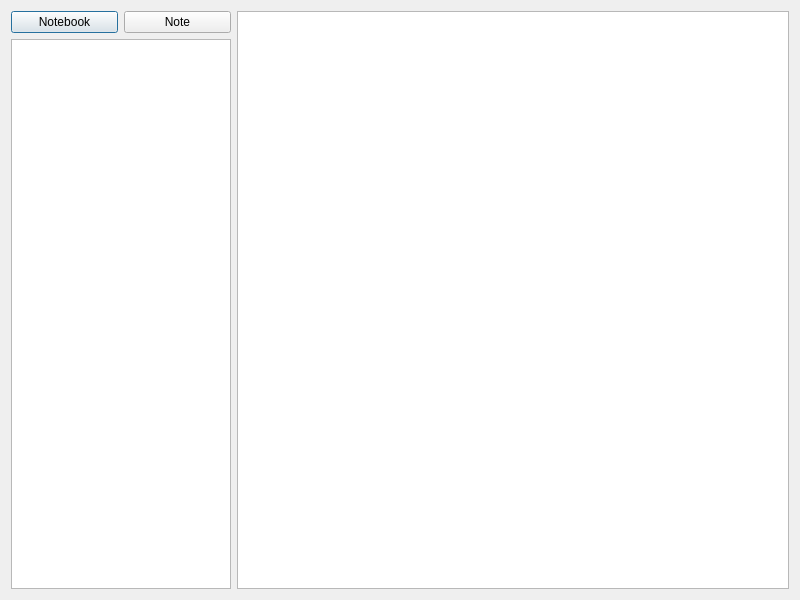
Qt form everpad/interface/list.ui (nvbn/everpad) before a commit.
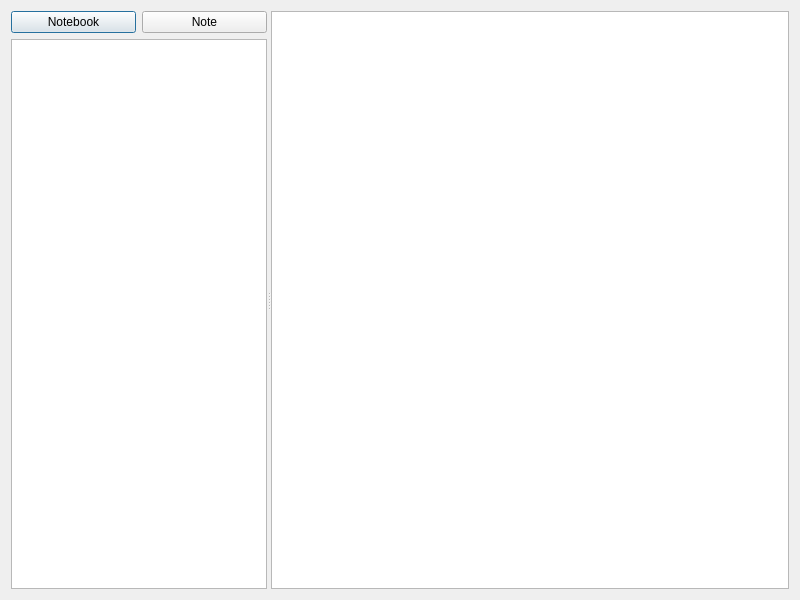
The same form after that commit. Custom widgets are drawn as their Qt base class.

Commit message:
Use a QSplitter between the notebook list and the notes list
Allow the user to resize the width of the lists.

This change sets the notebook list to Expanding and removes the
max-width limitation, but sets the horizontal stretch to 1 on the
notes list so the views expand nicely when resizing the main window

Diff of the .ui file:
```diff
--- a/everpad/interface/list.ui
+++ b/everpad/interface/list.ui
@@ -18,8 +18,14 @@
   </property>
   <layout class="QVBoxLayout" name="verticalLayout">
    <item>
-    <layout class="QHBoxLayout" name="horizontalLayout">
-     <item>
+    <widget class="QSplitter" name="splitter">
+     <property name="orientation">
+      <enum>Qt::Horizontal</enum>
+     </property>
+     <property name="childrenCollapsible">
+      <bool>false</bool>
+     </property>
+     <widget class="QWidget" name="layoutWidget">
       <layout class="QVBoxLayout" name="verticalLayout_2">
        <property name="sizeConstraint">
         <enum>QLayout::SetMinimumSize</enum>
@@ -53,18 +59,18 @@
        </item>
        <item>
         <widget class="EverpadTreeView" name="notebooksList">
+         <property name="sizePolicy">
+          <sizepolicy hsizetype="Preferred" vsizetype="Expanding">
+           <horstretch>0</horstretch>
+           <verstretch>0</verstretch>
+          </sizepolicy>
+         </property>
          <property name="minimumSize">
           <size>
            <width>200</width>
            <height>0</height>
           </size>
          </property>
-         <property name="maximumSize">
-          <size>
-           <width>220</width>
-           <height>16777215</height>
-          </size>
-         </property>
          <property name="editTriggers">
           <set>QAbstractItemView::NoEditTriggers</set>
          </property>
@@ -74,9 +80,20 @@
         </widget>
        </item>
       </layout>
-     </item>
-     <item>
+     </widget>
       <widget class="QTreeView" name="notesList">
+      <property name="sizePolicy">
+       <sizepolicy hsizetype="Expanding" vsizetype="Expanding">
+        <horstretch>1</horstretch>
+        <verstretch>0</verstretch>
+       </sizepolicy>
+      </property>
+      <property name="minimumSize">
+       <size>
+        <width>300</width>
+        <height>0</height>
+       </size>
+      </property>
        <property name="editTriggers">
         <set>QAbstractItemView::NoEditTriggers</set>
        </property>
@@ -90,8 +107,7 @@
         <bool>true</bool>
        </attribute>
       </widget>
-     </item>
-    </layout>
+    </widget>
    </item>
   </layout>
  </widget>
```
Lines whose indentation alone changed are shown as unchanged. The commit also changes 1 other file.
